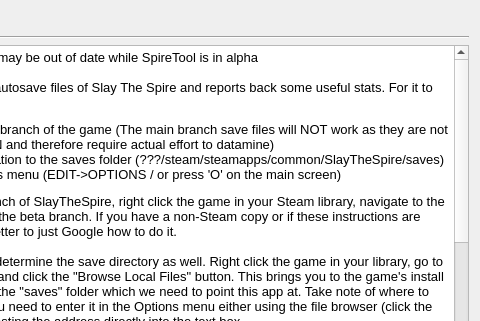
casey-c/spiretool, file src/ui/tutorial.ui: the form before one commit; both pictures show x 151 to 631 and y 0 to 321 of the 631 by 464 pixel window.
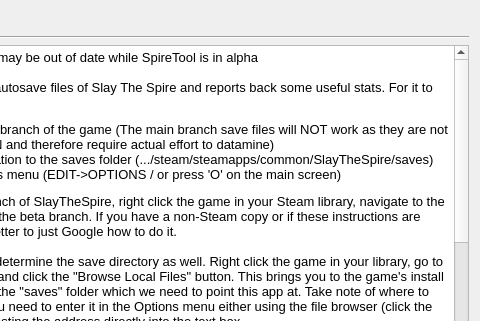
The form after the commit. Icons and pictures are not drawn.

```diff
--- a/src/ui/tutorial.ui
+++ b/src/ui/tutorial.ui
@@ -57,44 +57,44 @@
         <string>&lt;!DOCTYPE HTML PUBLIC &quot;-//W3C//DTD HTML 4.0//EN&quot; &quot;http://www.w3.org/TR/REC-html40/strict.dtd&quot;&gt;
 &lt;html&gt;&lt;head&gt;&lt;meta name=&quot;qrichtext&quot; content=&quot;1&quot; /&gt;&lt;style type=&quot;text/css&quot;&gt;
 p, li { white-space: pre-wrap; }
-&lt;/style&gt;&lt;/head&gt;&lt;body style=&quot; font-family:'MS Shell Dlg 2'; font-size:8.25pt; font-weight:400; font-style:normal;&quot;&gt;
-&lt;p style=&quot; margin-top:0px; margin-bottom:0px; margin-left:0px; margin-right:0px; -qt-block-indent:0; text-indent:0px;&quot;&gt;&lt;span style=&quot; font-family:'Cantarell'; font-size:10pt;&quot;&gt;(WIP) This information may be out of date while SpireTool is in alpha&lt;/span&gt;&lt;/p&gt;
-&lt;p style=&quot;-qt-paragraph-type:empty; margin-top:0px; margin-bottom:0px; margin-left:0px; margin-right:0px; -qt-block-indent:0; text-indent:0px; font-family:'Cantarell'; font-size:10pt;&quot;&gt;&lt;br /&gt;&lt;/p&gt;
-&lt;p style=&quot; margin-top:0px; margin-bottom:0px; margin-left:0px; margin-right:0px; -qt-block-indent:0; text-indent:0px;&quot;&gt;&lt;span style=&quot; font-family:'Cantarell'; font-size:10pt;&quot;&gt;This tool analyzes the autosave files of Slay The Spire and reports back some useful stats. For it to function, you need to:&lt;/span&gt;&lt;/p&gt;
-&lt;ul style=&quot;margin-top: 0px; margin-bottom: 0px; margin-left: 0px; margin-right: 0px; -qt-list-indent: 1;&quot;&gt;&lt;li style=&quot; font-family:'Cantarell'; font-size:10pt;&quot; style=&quot; margin-top:12px; margin-bottom:0px; margin-left:0px; margin-right:0px; -qt-block-indent:0; text-indent:0px;&quot;&gt;Be on the BETA branch of the game (The main branch save files will NOT work as they are not plain text / JSON and therefore require actual effort to datamine)&lt;/li&gt;
-&lt;li style=&quot; font-family:'Cantarell'; font-size:10pt;&quot; style=&quot; margin-top:0px; margin-bottom:12px; margin-left:0px; margin-right:0px; -qt-block-indent:0; text-indent:0px;&quot;&gt;Point the application to the saves folder (???/steam/steamapps/common/SlayTheSpire/saves) using the options menu (EDIT-&amp;gt;OPTIONS / or press 'O' on the main screen)&lt;/li&gt;&lt;/ul&gt;
-&lt;p style=&quot; margin-top:0px; margin-bottom:0px; margin-left:0px; margin-right:0px; -qt-block-indent:0; text-indent:0px;&quot;&gt;&lt;span style=&quot; font-family:'Cantarell'; font-size:10pt;&quot;&gt;To get to the BETA branch of SlayTheSpire, right click the game in your Steam library, navigate to the BETAS tab, and select the beta branch. If you have a non-Steam copy or if these instructions are unclear, it's probably better to just Google how to do it.&lt;/span&gt;&lt;/p&gt;
-&lt;p style=&quot;-qt-paragraph-type:empty; margin-top:0px; margin-bottom:0px; margin-left:0px; margin-right:0px; -qt-block-indent:0; text-indent:0px; font-family:'Cantarell'; font-size:10pt;&quot;&gt;&lt;br /&gt;&lt;/p&gt;
-&lt;p style=&quot; margin-top:0px; margin-bottom:0px; margin-left:0px; margin-right:0px; -qt-block-indent:0; text-indent:0px;&quot;&gt;&lt;span style=&quot; font-family:'Cantarell'; font-size:10pt;&quot;&gt;You can use Steam to determine the save directory as well. Right click the game in your library, go to the LOCAL FILES tab, and click the &amp;quot;Browse Local Files&amp;quot; button. This brings you to the game's install location. Inside here is the &amp;quot;saves&amp;quot; folder which we need to point this app at. Take note of where to find this directory as you need to enter it in the Options menu either using the file browser (click the browse button) or by pasting the address directly into the text box.&lt;/span&gt;&lt;/p&gt;
-&lt;p style=&quot;-qt-paragraph-type:empty; margin-top:0px; margin-bottom:0px; margin-left:0px; margin-right:0px; -qt-block-indent:0; text-indent:0px; font-family:'Cantarell'; font-size:10pt;&quot;&gt;&lt;br /&gt;&lt;/p&gt;
-&lt;p style=&quot; margin-top:0px; margin-bottom:0px; margin-left:0px; margin-right:0px; -qt-block-indent:0; text-indent:0px;&quot;&gt;&lt;span style=&quot; font-family:'Cantarell'; font-size:10pt;&quot;&gt;If you're using Windows, this folder is probably something like:&lt;/span&gt;&lt;/p&gt;
-&lt;p style=&quot; margin-top:0px; margin-bottom:0px; margin-left:0px; margin-right:0px; -qt-block-indent:0; text-indent:0px;&quot;&gt;&lt;span style=&quot; font-family:'Cantarell'; font-size:10pt;&quot;&gt;C:/Program Files (x86)/Steam/steamapps/common/SlayTheSpire/saves&lt;/span&gt;&lt;/p&gt;
-&lt;p style=&quot;-qt-paragraph-type:empty; margin-top:0px; margin-bottom:0px; margin-left:0px; margin-right:0px; -qt-block-indent:0; text-indent:0px; font-family:'Cantarell'; font-size:10pt;&quot;&gt;&lt;br /&gt;&lt;/p&gt;
-&lt;p style=&quot; margin-top:0px; margin-bottom:0px; margin-left:0px; margin-right:0px; -qt-block-indent:0; text-indent:0px;&quot;&gt;&lt;span style=&quot; font-family:'Cantarell'; font-size:10pt;&quot;&gt;On my Linux (manjaro), my saves folder is located at:&lt;/span&gt;&lt;/p&gt;
-&lt;p style=&quot; margin-top:0px; margin-bottom:0px; margin-left:0px; margin-right:0px; -qt-block-indent:0; text-indent:0px;&quot;&gt;&lt;span style=&quot; font-family:'Cantarell'; font-size:10pt;&quot;&gt;/home/USER/.local/share/Steam/steamapps/common/SlayTheSpire/saves&lt;/span&gt;&lt;/p&gt;
-&lt;p style=&quot;-qt-paragraph-type:empty; margin-top:0px; margin-bottom:0px; margin-left:0px; margin-right:0px; -qt-block-indent:0; text-indent:0px; font-family:'Cantarell'; font-size:10pt;&quot;&gt;&lt;br /&gt;&lt;/p&gt;
-&lt;p style=&quot; margin-top:0px; margin-bottom:0px; margin-left:0px; margin-right:0px; -qt-block-indent:0; text-indent:0px;&quot;&gt;&lt;span style=&quot; font-family:'Cantarell'; font-size:10pt;&quot;&gt;Make sure you have the full and correct path in these boxes (e.g. don't use ~ as a shortcut for your user directory as it probably won't work). Using the browse button for selecting the folder with the included file browser should avoid any issues.&lt;/span&gt;&lt;/p&gt;
-&lt;p style=&quot;-qt-paragraph-type:empty; margin-top:0px; margin-bottom:0px; margin-left:0px; margin-right:0px; -qt-block-indent:0; text-indent:0px; font-family:'Cantarell'; font-size:10pt;&quot;&gt;&lt;br /&gt;&lt;/p&gt;
+&lt;/style&gt;&lt;/head&gt;&lt;body style=&quot; font-family:'Cantarell'; font-size:10pt; font-weight:400; font-style:normal;&quot;&gt;
+&lt;p style=&quot; margin-top:0px; margin-bottom:0px; margin-left:0px; margin-right:0px; -qt-block-indent:0; text-indent:0px;&quot;&gt;(WIP) This information may be out of date while SpireTool is in alpha&lt;/p&gt;
+&lt;p style=&quot;-qt-paragraph-type:empty; margin-top:0px; margin-bottom:0px; margin-left:0px; margin-right:0px; -qt-block-indent:0; text-indent:0px;&quot;&gt;&lt;br /&gt;&lt;/p&gt;
+&lt;p style=&quot; margin-top:0px; margin-bottom:0px; margin-left:0px; margin-right:0px; -qt-block-indent:0; text-indent:0px;&quot;&gt;This tool analyzes the autosave files of Slay The Spire and reports back some useful stats. For it to function, you need to:&lt;/p&gt;
+&lt;ul style=&quot;margin-top: 0px; margin-bottom: 0px; margin-left: 0px; margin-right: 0px; -qt-list-indent: 1;&quot;&gt;&lt;li style=&quot;&quot; style=&quot; margin-top:12px; margin-bottom:0px; margin-left:0px; margin-right:0px; -qt-block-indent:0; text-indent:0px;&quot;&gt;Be on the BETA branch of the game (The main branch save files will NOT work as they are not plain text / JSON and therefore require actual effort to datamine)&lt;/li&gt;
+&lt;li style=&quot;&quot; style=&quot; margin-top:0px; margin-bottom:12px; margin-left:0px; margin-right:0px; -qt-block-indent:0; text-indent:0px;&quot;&gt;Point the application to the saves folder (.../steam/steamapps/common/SlayTheSpire/saves) using the options menu (EDIT-&amp;gt;OPTIONS / or press 'O' on the main screen)&lt;/li&gt;&lt;/ul&gt;
+&lt;p style=&quot; margin-top:0px; margin-bottom:0px; margin-left:0px; margin-right:0px; -qt-block-indent:0; text-indent:0px;&quot;&gt;To get to the BETA branch of SlayTheSpire, right click the game in your Steam library, navigate to the BETAS tab, and select the beta branch. If you have a non-Steam copy or if these instructions are unclear, it's probably better to just Google how to do it.&lt;/p&gt;
+&lt;p style=&quot;-qt-paragraph-type:empty; margin-top:0px; margin-bottom:0px; margin-left:0px; margin-right:0px; -qt-block-indent:0; text-indent:0px;&quot;&gt;&lt;br /&gt;&lt;/p&gt;
+&lt;p style=&quot; margin-top:0px; margin-bottom:0px; margin-left:0px; margin-right:0px; -qt-block-indent:0; text-indent:0px;&quot;&gt;You can use Steam to determine the save directory as well. Right click the game in your library, go to the LOCAL FILES tab, and click the &amp;quot;Browse Local Files&amp;quot; button. This brings you to the game's install location. Inside here is the &amp;quot;saves&amp;quot; folder which we need to point this app at. Take note of where to find this directory as you need to enter it in the Options menu either using the file browser (click the browse button) or by pasting the address directly into the text box.&lt;/p&gt;
+&lt;p style=&quot;-qt-paragraph-type:empty; margin-top:0px; margin-bottom:0px; margin-left:0px; margin-right:0px; -qt-block-indent:0; text-indent:0px;&quot;&gt;&lt;br /&gt;&lt;/p&gt;
+&lt;p style=&quot; margin-top:0px; margin-bottom:0px; margin-left:0px; margin-right:0px; -qt-block-indent:0; text-indent:0px;&quot;&gt;If you're using Windows, this folder is probably something like:&lt;/p&gt;
+&lt;p style=&quot; margin-top:0px; margin-bottom:0px; margin-left:0px; margin-right:0px; -qt-block-indent:0; text-indent:0px;&quot;&gt;C:/Program Files (x86)/Steam/steamapps/common/SlayTheSpire/saves&lt;/p&gt;
+&lt;p style=&quot;-qt-paragraph-type:empty; margin-top:0px; margin-bottom:0px; margin-left:0px; margin-right:0px; -qt-block-indent:0; text-indent:0px;&quot;&gt;&lt;br /&gt;&lt;/p&gt;
+&lt;p style=&quot; margin-top:0px; margin-bottom:0px; margin-left:0px; margin-right:0px; -qt-block-indent:0; text-indent:0px;&quot;&gt;On my Linux (manjaro), my saves folder is located at:&lt;/p&gt;
+&lt;p style=&quot; margin-top:0px; margin-bottom:0px; margin-left:0px; margin-right:0px; -qt-block-indent:0; text-indent:0px;&quot;&gt;/home/USER/.local/share/Steam/steamapps/common/SlayTheSpire/saves&lt;/p&gt;
+&lt;p style=&quot;-qt-paragraph-type:empty; margin-top:0px; margin-bottom:0px; margin-left:0px; margin-right:0px; -qt-block-indent:0; text-indent:0px;&quot;&gt;&lt;br /&gt;&lt;/p&gt;
+&lt;p style=&quot; margin-top:0px; margin-bottom:0px; margin-left:0px; margin-right:0px; -qt-block-indent:0; text-indent:0px;&quot;&gt;Make sure you have the full and correct path in these boxes (e.g. don't use ~ as a shortcut for your user directory as it probably won't work). Using the browse button for selecting the folder with the included file browser should avoid any issues.&lt;/p&gt;
+&lt;p style=&quot;-qt-paragraph-type:empty; margin-top:0px; margin-bottom:0px; margin-left:0px; margin-right:0px; -qt-block-indent:0; text-indent:0px;&quot;&gt;&lt;br /&gt;&lt;/p&gt;
 &lt;hr /&gt;
-&lt;p style=&quot;-qt-paragraph-type:empty; margin-top:0px; margin-bottom:0px; margin-left:0px; margin-right:0px; -qt-block-indent:0; text-indent:0px; font-family:'Cantarell'; font-size:10pt;&quot;&gt;&lt;br /&gt;&lt;/p&gt;
-&lt;p style=&quot; margin-top:0px; margin-bottom:0px; margin-left:0px; margin-right:0px; -qt-block-indent:0; text-indent:0px;&quot;&gt;&lt;span style=&quot; font-family:'Cantarell'; font-size:10pt;&quot;&gt;Advanced features:&lt;/span&gt;&lt;/p&gt;
-&lt;p style=&quot;-qt-paragraph-type:empty; margin-top:0px; margin-bottom:0px; margin-left:0px; margin-right:0px; -qt-block-indent:0; text-indent:0px; font-family:'Cantarell'; font-size:10pt;&quot;&gt;&lt;br /&gt;&lt;/p&gt;
-&lt;p style=&quot; margin-top:0px; margin-bottom:0px; margin-left:0px; margin-right:0px; -qt-block-indent:0; text-indent:0px;&quot;&gt;&lt;span style=&quot; font-family:'Cantarell'; font-size:10pt;&quot;&gt;This program contains some additional functionality to aid streamers wishing to display this information on their streams. This is the ability to write the current data into a file, which can then be loaded directly into OBS using a &amp;quot;Text Source&amp;quot; pointing at the created file.&lt;/span&gt;&lt;/p&gt;
-&lt;p style=&quot;-qt-paragraph-type:empty; margin-top:0px; margin-bottom:0px; margin-left:0px; margin-right:0px; -qt-block-indent:0; text-indent:0px; font-family:'Cantarell'; font-size:10pt;&quot;&gt;&lt;br /&gt;&lt;/p&gt;
-&lt;p style=&quot; margin-top:0px; margin-bottom:0px; margin-left:0px; margin-right:0px; -qt-block-indent:0; text-indent:0px;&quot;&gt;&lt;span style=&quot; font-family:'Cantarell'; font-size:10pt;&quot;&gt;By default, the program will try and write to the working directory the program is run in. (E.g. potions.txt will be in the same folder as the executable for this program and you just need to point OBS at it to work).&lt;/span&gt;&lt;/p&gt;
-&lt;p style=&quot;-qt-paragraph-type:empty; margin-top:0px; margin-bottom:0px; margin-left:0px; margin-right:0px; -qt-block-indent:0; text-indent:0px; font-family:'Cantarell'; font-size:10pt;&quot;&gt;&lt;br /&gt;&lt;/p&gt;
-&lt;p style=&quot; margin-top:0px; margin-bottom:0px; margin-left:0px; margin-right:0px; -qt-block-indent:0; text-indent:0px;&quot;&gt;&lt;span style=&quot; font-family:'Cantarell'; font-size:10pt;&quot;&gt;These output files can be gently formatted into a string that suits your particular needs with the &amp;quot;format&amp;quot; text box in each section. The variables for the current chances will be substituted in for all occurences of the &amp;quot;$&amp;quot; character.&lt;/span&gt;&lt;/p&gt;
-&lt;p style=&quot;-qt-paragraph-type:empty; margin-top:0px; margin-bottom:0px; margin-left:0px; margin-right:0px; -qt-block-indent:0; text-indent:0px; font-family:'Cantarell'; font-size:10pt;&quot;&gt;&lt;br /&gt;&lt;/p&gt;
-&lt;p style=&quot; margin-top:0px; margin-bottom:0px; margin-left:0px; margin-right:0px; -qt-block-indent:0; text-indent:0px;&quot;&gt;&lt;span style=&quot; font-family:'Cantarell'; font-size:10pt;&quot;&gt;As an example, the default:&lt;/span&gt;&lt;/p&gt;
-&lt;p style=&quot;-qt-paragraph-type:empty; margin-top:0px; margin-bottom:0px; margin-left:0px; margin-right:0px; -qt-block-indent:0; text-indent:0px; font-family:'Cantarell'; font-size:10pt;&quot;&gt;&lt;br /&gt;&lt;/p&gt;
-&lt;p style=&quot; margin-top:0px; margin-bottom:0px; margin-left:0px; margin-right:0px; -qt-block-indent:0; text-indent:0px;&quot;&gt;&lt;span style=&quot; font-family:'Cantarell'; font-size:10pt;&quot;&gt;$% !Potions&lt;/span&gt;&lt;/p&gt;
-&lt;p style=&quot;-qt-paragraph-type:empty; margin-top:0px; margin-bottom:0px; margin-left:0px; margin-right:0px; -qt-block-indent:0; text-indent:0px; font-family:'Cantarell'; font-size:10pt;&quot;&gt;&lt;br /&gt;&lt;/p&gt;
-&lt;p style=&quot; margin-top:0px; margin-bottom:0px; margin-left:0px; margin-right:0px; -qt-block-indent:0; text-indent:0px;&quot;&gt;&lt;span style=&quot; font-family:'Cantarell'; font-size:10pt;&quot;&gt;gets written to the file as&lt;/span&gt;&lt;/p&gt;
-&lt;p style=&quot;-qt-paragraph-type:empty; margin-top:0px; margin-bottom:0px; margin-left:0px; margin-right:0px; -qt-block-indent:0; text-indent:0px; font-family:'Cantarell'; font-size:10pt;&quot;&gt;&lt;br /&gt;&lt;/p&gt;
-&lt;p style=&quot; margin-top:0px; margin-bottom:0px; margin-left:0px; margin-right:0px; -qt-block-indent:0; text-indent:0px;&quot;&gt;&lt;span style=&quot; font-family:'Cantarell'; font-size:10pt;&quot;&gt;40% !Potions&lt;/span&gt;&lt;/p&gt;
-&lt;p style=&quot;-qt-paragraph-type:empty; margin-top:0px; margin-bottom:0px; margin-left:0px; margin-right:0px; -qt-block-indent:0; text-indent:0px; font-family:'Cantarell'; font-size:10pt;&quot;&gt;&lt;br /&gt;&lt;/p&gt;
-&lt;p style=&quot; margin-top:0px; margin-bottom:0px; margin-left:0px; margin-right:0px; -qt-block-indent:0; text-indent:0px;&quot;&gt;&lt;span style=&quot; font-family:'Cantarell'; font-size:10pt;&quot;&gt;but you can move the $ around wherever you like to get the string you need to display.&lt;/span&gt;&lt;/p&gt;
-&lt;p style=&quot;-qt-paragraph-type:empty; margin-top:0px; margin-bottom:0px; margin-left:0px; margin-right:0px; -qt-block-indent:0; text-indent:0px; font-family:'Cantarell'; font-size:10pt;&quot;&gt;&lt;br /&gt;&lt;/p&gt;&lt;/body&gt;&lt;/html&gt;</string>
+&lt;p style=&quot;-qt-paragraph-type:empty; margin-top:0px; margin-bottom:0px; margin-left:0px; margin-right:0px; -qt-block-indent:0; text-indent:0px;&quot;&gt;&lt;br /&gt;&lt;/p&gt;
+&lt;p style=&quot; margin-top:0px; margin-bottom:0px; margin-left:0px; margin-right:0px; -qt-block-indent:0; text-indent:0px;&quot;&gt;Advanced features:&lt;/p&gt;
+&lt;p style=&quot;-qt-paragraph-type:empty; margin-top:0px; margin-bottom:0px; margin-left:0px; margin-right:0px; -qt-block-indent:0; text-indent:0px;&quot;&gt;&lt;br /&gt;&lt;/p&gt;
+&lt;p style=&quot; margin-top:0px; margin-bottom:0px; margin-left:0px; margin-right:0px; -qt-block-indent:0; text-indent:0px;&quot;&gt;This program contains some additional functionality to aid streamers wishing to display this information on their streams. This is the ability to write the current data into a file, which can then be loaded directly into OBS using a &amp;quot;Text Source&amp;quot; pointing at the created file.&lt;/p&gt;
+&lt;p style=&quot;-qt-paragraph-type:empty; margin-top:0px; margin-bottom:0px; margin-left:0px; margin-right:0px; -qt-block-indent:0; text-indent:0px;&quot;&gt;&lt;br /&gt;&lt;/p&gt;
+&lt;p style=&quot; margin-top:0px; margin-bottom:0px; margin-left:0px; margin-right:0px; -qt-block-indent:0; text-indent:0px;&quot;&gt;By default, the program will try and write to the working directory the program is run in. (E.g. potions.txt will be in the same folder as the executable for this program and you just need to point OBS at it to work).&lt;/p&gt;
+&lt;p style=&quot;-qt-paragraph-type:empty; margin-top:0px; margin-bottom:0px; margin-left:0px; margin-right:0px; -qt-block-indent:0; text-indent:0px;&quot;&gt;&lt;br /&gt;&lt;/p&gt;
+&lt;p style=&quot; margin-top:0px; margin-bottom:0px; margin-left:0px; margin-right:0px; -qt-block-indent:0; text-indent:0px;&quot;&gt;These output files can be gently formatted into a string that suits your particular needs with the &amp;quot;format&amp;quot; text box in each section. The variables for the current chances will be substituted in for all occurences of the &amp;quot;$&amp;quot; character.&lt;/p&gt;
+&lt;p style=&quot;-qt-paragraph-type:empty; margin-top:0px; margin-bottom:0px; margin-left:0px; margin-right:0px; -qt-block-indent:0; text-indent:0px;&quot;&gt;&lt;br /&gt;&lt;/p&gt;
+&lt;p style=&quot; margin-top:0px; margin-bottom:0px; margin-left:0px; margin-right:0px; -qt-block-indent:0; text-indent:0px;&quot;&gt;As an example, the default:&lt;/p&gt;
+&lt;p style=&quot;-qt-paragraph-type:empty; margin-top:0px; margin-bottom:0px; margin-left:0px; margin-right:0px; -qt-block-indent:0; text-indent:0px;&quot;&gt;&lt;br /&gt;&lt;/p&gt;
+&lt;p style=&quot; margin-top:0px; margin-bottom:0px; margin-left:0px; margin-right:0px; -qt-block-indent:0; text-indent:0px;&quot;&gt;$% !Potions&lt;/p&gt;
+&lt;p style=&quot;-qt-paragraph-type:empty; margin-top:0px; margin-bottom:0px; margin-left:0px; margin-right:0px; -qt-block-indent:0; text-indent:0px;&quot;&gt;&lt;br /&gt;&lt;/p&gt;
+&lt;p style=&quot; margin-top:0px; margin-bottom:0px; margin-left:0px; margin-right:0px; -qt-block-indent:0; text-indent:0px;&quot;&gt;gets written to the file as&lt;/p&gt;
+&lt;p style=&quot;-qt-paragraph-type:empty; margin-top:0px; margin-bottom:0px; margin-left:0px; margin-right:0px; -qt-block-indent:0; text-indent:0px;&quot;&gt;&lt;br /&gt;&lt;/p&gt;
+&lt;p style=&quot; margin-top:0px; margin-bottom:0px; margin-left:0px; margin-right:0px; -qt-block-indent:0; text-indent:0px;&quot;&gt;40% !Potions&lt;/p&gt;
+&lt;p style=&quot;-qt-paragraph-type:empty; margin-top:0px; margin-bottom:0px; margin-left:0px; margin-right:0px; -qt-block-indent:0; text-indent:0px;&quot;&gt;&lt;br /&gt;&lt;/p&gt;
+&lt;p style=&quot; margin-top:0px; margin-bottom:0px; margin-left:0px; margin-right:0px; -qt-block-indent:0; text-indent:0px;&quot;&gt;but you can move the $ around wherever you like to get the string you need to display.&lt;/p&gt;
+&lt;p style=&quot;-qt-paragraph-type:empty; margin-top:0px; margin-bottom:0px; margin-left:0px; margin-right:0px; -qt-block-indent:0; text-indent:0px;&quot;&gt;&lt;br /&gt;&lt;/p&gt;&lt;/body&gt;&lt;/html&gt;</string>
        </property>
       </widget>
      </item>
```
